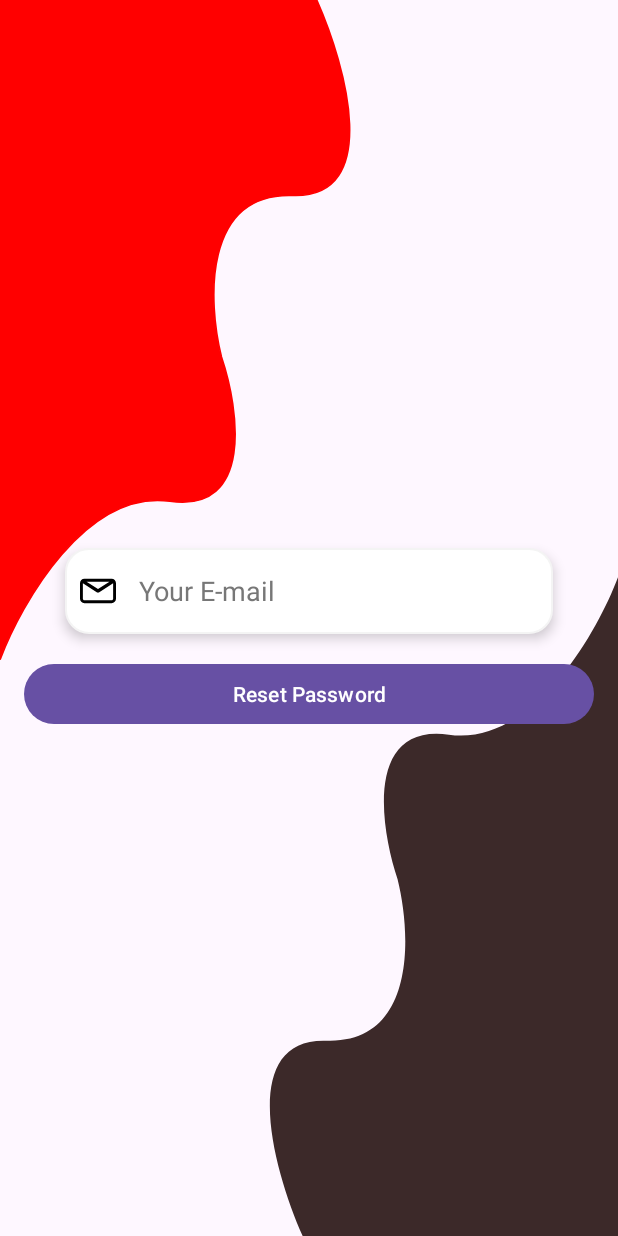
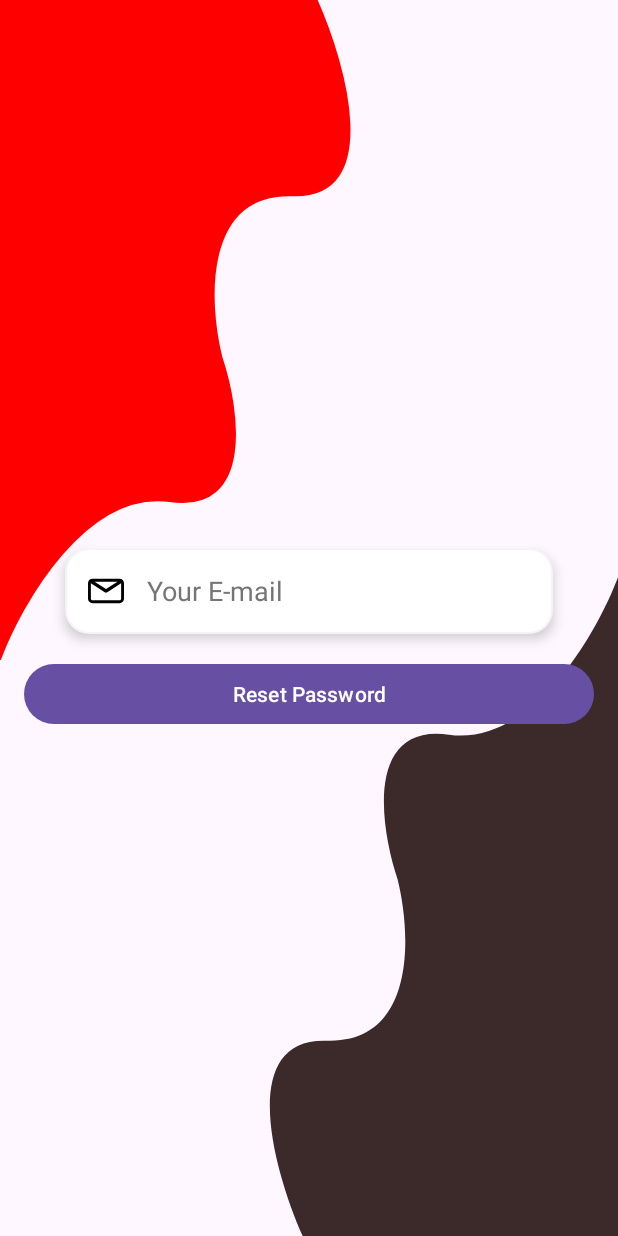
Before and after one commit to bukharisha/Login_Or_Sign-Up-With-Firebase, an Android app: the ResetPasswordActivity screen opened directly, with no data from a screen before it, on a phone screen of 412 x 824 dp. Run offline under Robolectric (Android 15) with nearby library versions, the phone set to English and light mode, and no system bars; our stand-ins replace Firebase (no records; nobody signed in at launch, a user with empty details on screens opened directly); Roboto replaces fonts that are not available here.

Commit message:
My Fast Commit

```diff
--- a/app/src/main/res/layout/activity_main.xml
+++ b/app/src/main/res/layout/activity_main.xml
@@ -3,6 +3,7 @@
     xmlns:app="http://schemas.android.com/apk/res-auto"
     xmlns:tools="http://schemas.android.com/tools"
     android:id="@+id/main"
+    android:background="@drawable/welcome_background"
     android:layout_width="match_parent"
     android:layout_height="match_parent"
     tools:context=".MainActivity">
@@ -11,6 +12,8 @@
         android:layout_width="wrap_content"
         android:layout_height="wrap_content"
         android:text="Hello World!"
+        android:textColor="@color/black"
+        android:textSize="35sp"
         app:layout_constraintBottom_toBottomOf="parent"
         app:layout_constraintEnd_toEndOf="parent"
         app:layout_constraintStart_toStartOf="parent"
--- a/app/src/main/res/layout/activity_reset_password.xml
+++ b/app/src/main/res/layout/activity_reset_password.xml
@@ -14,23 +14,26 @@
         android:layout_width="325dp"
         android:layout_height="57dp"
         android:layout_marginTop="28dp"
+        android:autofillHints="Your E-Mail"
         android:background="@drawable/edit_text_shape"
-        android:drawableLeft="@drawable/email_icon"
+        android:drawableStart="@drawable/email_icon"
         android:drawablePadding="15dp"
         android:elevation="5dp"
         android:ems="10"
         android:fontFamily="@font/kurale"
-        android:hint="Your E-mail"
+        android:hint="@string/your_e_mail"
         android:inputType="textEmailAddress"
-        android:paddingLeft="15dp"
-        android:textColorHint="@color/hint_Color"
-        android:padding="10dp" />
+        android:paddingStart="15dp"
+        android:textColorHint="@color/hintColor"
+        android:padding="10dp"
+        tools:ignore="RtlSymmetry" />
 
     <Button
         android:id="@+id/buttonResetPassword"
         android:layout_width="match_parent"
         android:layout_height="wrap_content"
-        android:text="Reset Password"
+        android:text="@string/reset_password"
         android:layout_marginTop="16dp"
-        android:padding="10dp" />
+        android:padding="10dp"
+        tools:ignore="VisualLintButtonSize" />
 </LinearLayout>
--- a/app/src/main/res/layout/activity_welcome_screen.xml
+++ b/app/src/main/res/layout/activity_welcome_screen.xml
@@ -12,7 +12,7 @@
         android:layout_width="wrap_content"
         android:layout_height="wrap_content"
         android:fontFamily="@font/kurale"
-        android:text="Welcome"
+        android:text="@string/welcome"
         android:textSize="48sp"
         app:layout_constraintBottom_toBottomOf="parent"
         app:layout_constraintEnd_toEndOf="parent"
--- a/app/src/main/res/values/colors.xml
+++ b/app/src/main/res/values/colors.xml
@@ -2,7 +2,7 @@
 <resources>
     <color name="black">#FF000000</color>
     <color name="white">#FFFFFFFF</color>
-    <color name="hint_Color">#777777</color>
+    <color name="hintColor">#757575</color>
     <color name="bronDark">#3C2929</color>
     <color name="lightRed">#FF0000</color>
 
```
Also changed, not shown: app/src/main/res/layout/activity_log_in.xml (+21 -16 lines), app/src/main/res/layout/activity_sign_up.xml (+32 -23 lines), app/src/main/res/values/strings.xml (+19 -0 lines).
